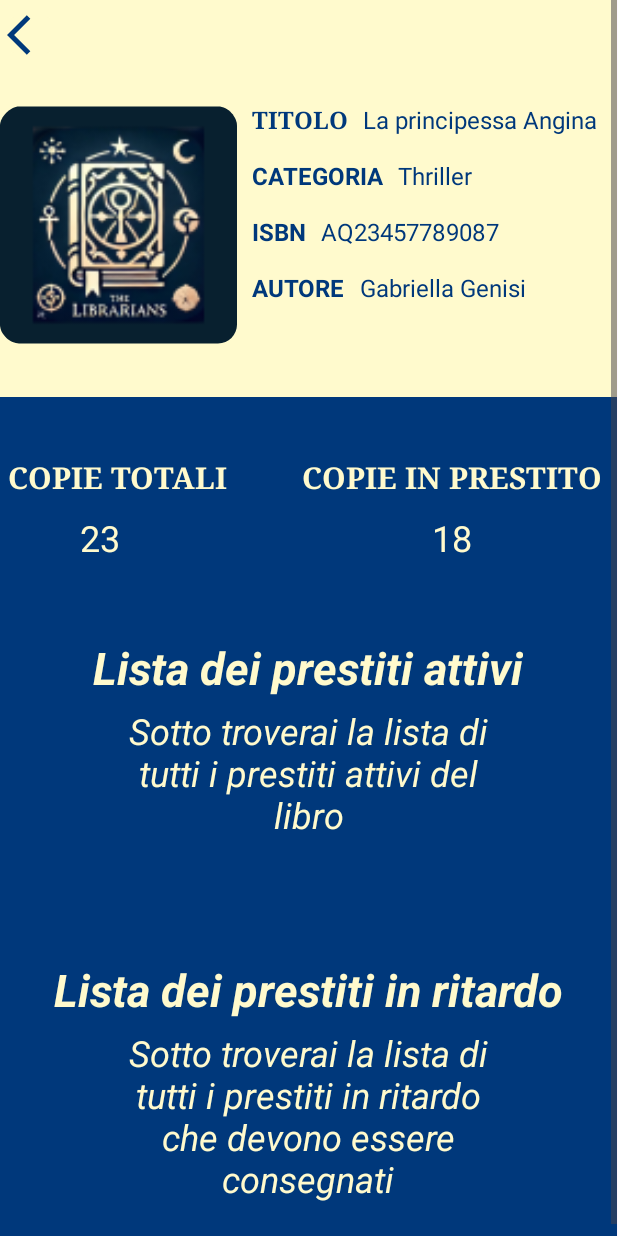
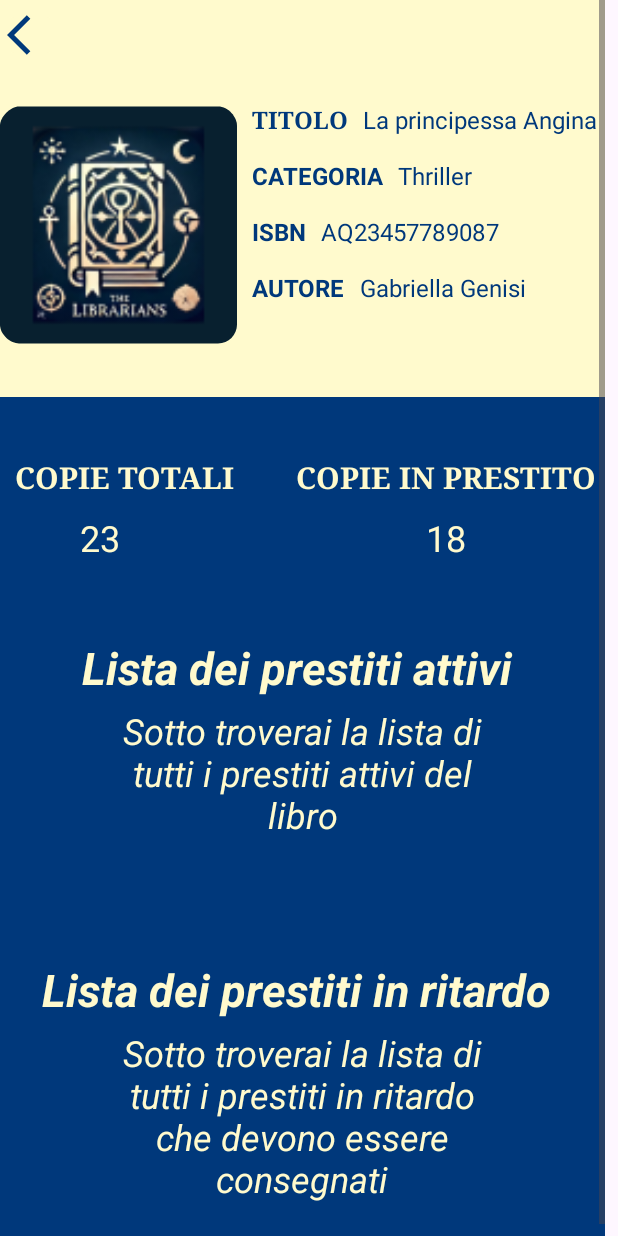
Before and after one commit to AntonioTagliafierro/TheLibrariansApp, an Android app: the BookLoans screen opened directly, with no data from a screen before it, on a phone screen of 412 x 824 dp. Run offline under Robolectric (Android 15) with nearby library versions, the phone set to English and light mode, and no system bars; 11 statements that could not run were skipped.

Commit message:
sistemato layout view prestiti

```diff
--- a/app/src/main/res/layout/activity_book_loans.xml
+++ b/app/src/main/res/layout/activity_book_loans.xml
@@ -208,14 +208,11 @@
                     android:layout_height="wrap_content"
                     android:layout_marginStart="53dp"
                     android:layout_marginTop="10dp"
-                    android:layout_marginEnd="331dp"
                     android:text="23"
                     android:textAlignment="center"
                     android:textAppearance="@style/TextAppearance.AppCompat.Medium"
                     android:textColor="@color/lemon_cream"
                     android:textSize="24sp"
-                    app:layout_constraintEnd_toEndOf="parent"
-                    app:layout_constraintHorizontal_bias="0.0"
                     app:layout_constraintStart_toStartOf="parent"
                     app:layout_constraintTop_toBottomOf="@+id/textView12"
                     tools:textAlignment="center" />
@@ -241,9 +238,9 @@
                     android:layout_width="wrap_content"
                     android:layout_height="wrap_content"
                     android:layout_marginTop="50dp"
-                    android:text="Lista dei prestiti attivi"
+                    android:text="Lista dei prestiti attivi "
                     android:textColor="@color/lemon_cream"
-                    android:textSize="30sp"
+                    android:textSize="30dp"
                     android:textStyle="bold|italic"
                     app:layout_constraintBottom_toBottomOf="parent"
                     app:layout_constraintEnd_toEndOf="parent"
@@ -272,15 +269,13 @@
                     android:id="@+id/textView12"
                     android:layout_width="wrap_content"
                     android:layout_height="wrap_content"
-                    android:layout_marginStart="5dp"
+                    android:layout_marginStart="10dp"
                     android:layout_marginTop="40dp"
                     android:fontFamily="serif"
                     android:text="COPIE TOTALI"
                     android:textColor="@color/lemon_cream"
-                    android:textSize="20sp"
+                    android:textSize="20dp"
                     android:textStyle="bold"
-                    app:layout_constraintEnd_toEndOf="parent"
-                    app:layout_constraintHorizontal_bias="0.0"
                     app:layout_constraintStart_toStartOf="parent"
                     app:layout_constraintTop_toTopOf="parent" />
 
@@ -288,15 +283,14 @@
                     android:id="@+id/textView13"
                     android:layout_width="wrap_content"
                     android:layout_height="wrap_content"
-                    android:layout_marginStart="40dp"
                     android:layout_marginTop="40dp"
+                    android:layout_marginEnd="6dp"
                     android:fontFamily="serif"
                     android:text="COPIE IN PRESTITO"
                     android:textColor="@color/lemon_cream"
-                    android:textSize="20sp"
+                    android:textSize="20dp"
                     android:textStyle="bold"
                     app:layout_constraintEnd_toEndOf="parent"
-                    app:layout_constraintStart_toEndOf="@+id/textView12"
                     app:layout_constraintTop_toTopOf="parent" />
 
                 <TextView
@@ -304,9 +298,9 @@
                     android:layout_width="wrap_content"
                     android:layout_height="wrap_content"
                     android:layout_marginTop="50dp"
-                    android:text="Lista dei prestiti in ritardo"
+                    android:text="Lista dei prestiti in ritardo "
                     android:textColor="@color/lemon_cream"
-                    android:textSize="30sp"
+                    android:textSize="30dp"
                     android:textStyle="bold|italic"
                     app:layout_constraintEnd_toEndOf="parent"
                     app:layout_constraintStart_toStartOf="parent"
--- a/app/src/main/res/layout/adminhomepage.xml
+++ b/app/src/main/res/layout/adminhomepage.xml
@@ -52,8 +52,8 @@
 
             <EditText
                 android:id="@+id/Searchbar"
-                android:layout_width="375dp"
-                android:layout_height="55dp"
+                android:layout_width="356dp"
+                android:layout_height="56dp"
                 android:background="@drawable/searchbar"
                 android:drawableStart="@drawable/baseline_search_24"
                 android:drawableEnd="@drawable/baseline_cancel_24"
```
